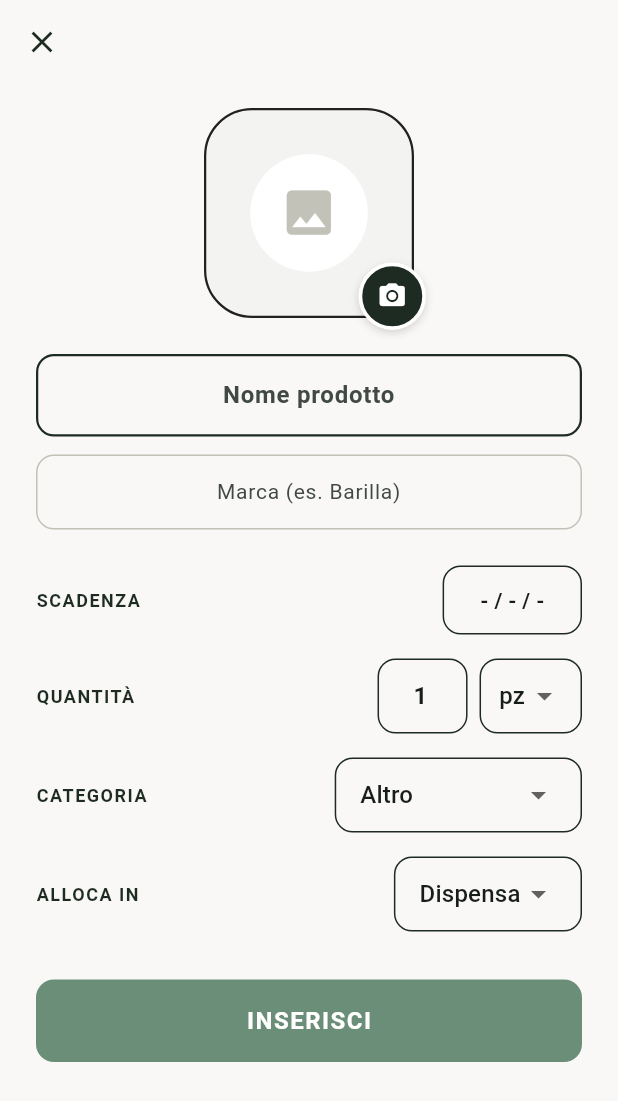
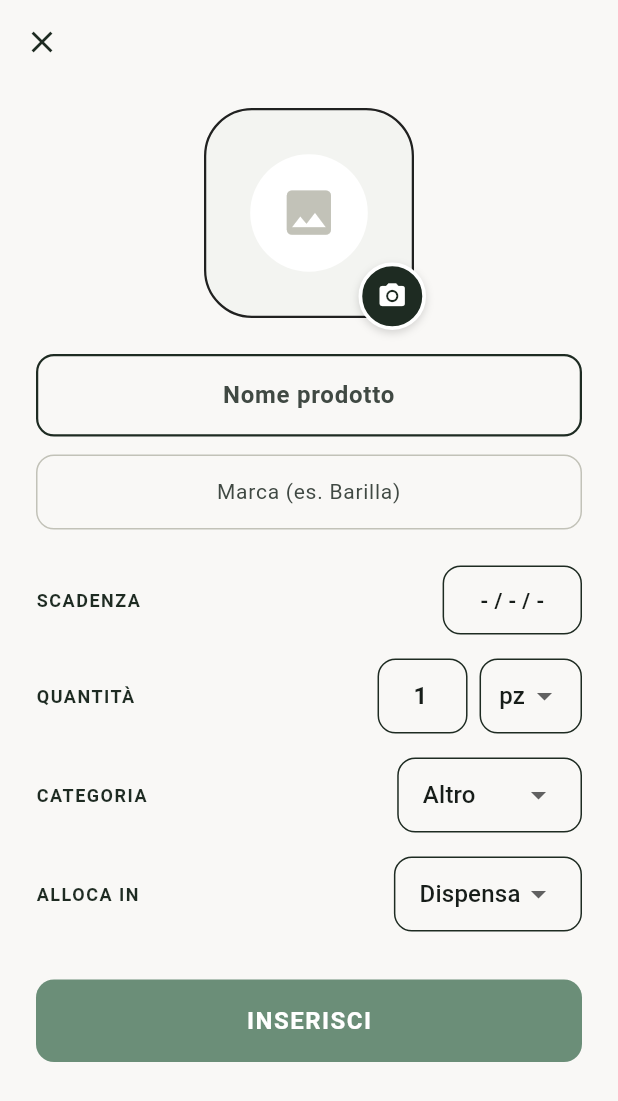
Before and after one commit to NadalMattia/mealbase, a Flutter app: the ProductFormScreen screen opened directly, after a tap on "INSERISCI", on a phone screen of 412 x 824 dp. Shown: the top 1101 px of the screen. Run offline on Flutter 3.47's test engine with Material 3 defaults, Android fonts, the phone set to English and light mode, and no system bars; our stand-ins replace dotted_border, flutter_local_notifications, hive, hive_flutter, image_picker, permission_handler and 1 more; missing offline and left inert: mobile_scanner, openfoodfacts; accounts and stored records are empty.

Commit message:
Sitemazione codice v3

```diff
--- a/lib/models/product_category.dart
+++ b/lib/models/product_category.dart
@@ -20,10 +20,11 @@
 /// perfettamente leggibili.
 enum ProductCategory {
   altro,
-  fruttaVerdura,
+  frutta,
+  verdura,
   latticini,
-  carnePesce,
-  dispensa,
+  carne,
+  pesce,
   bevande,
   surgelati,
 }
@@ -35,14 +36,16 @@ extension ProductCategoryLabel on ProductCategory {
     switch (this) {
       case ProductCategory.altro:
         return 'Altro';
-      case ProductCategory.fruttaVerdura:
-        return 'Frutta/Verdura';
+      case ProductCategory.frutta:
+        return 'Frutta';
+      case ProductCategory.verdura:
+        return 'Verdura';
       case ProductCategory.latticini:
         return 'Latticini';
-      case ProductCategory.carnePesce:
-        return 'Carne/Pesce';
-      case ProductCategory.dispensa:
-        return 'Dispensa';
+      case ProductCategory.carne:
+        return 'Carne';
+      case ProductCategory.pesce:
+        return 'Pesce';
       case ProductCategory.bevande:
         return 'Bevande';
       case ProductCategory.surgelati:
--- a/lib/screens/product_form_screen.dart
+++ b/lib/screens/product_form_screen.dart
@@ -1,14 +1,15 @@
-import 'dart:io';
 import 'package:flutter/material.dart';
 import 'package:provider/provider.dart';
 import 'package:uuid/uuid.dart';
 import '../models/product.dart';
 import '../models/product_category.dart';
+import '../models/shopping_item.dart';
 import '../providers/pantry_provider.dart';
 import '../providers/shopping_list_provider.dart';
 import '../providers/location_provider.dart';
 import '../theme/app_theme.dart';
 import '../widgets/product_image_picker.dart';
+import '../widgets/smart_image.dart';
 
 class ProductFormScreen extends StatefulWidget {
   final Product? existingProduct;
@@ -85,9 +86,19 @@ class _ProductFormScreenState extends State<ProductFormScreen> {
     super.dispose();
   }
 
+  /// Combina i suggerimenti di autocomplete presi dalla dispensa e dagli
+  /// articoli già "presi" nella lista della spesa.
+  ///
+  /// PRIMA: [shoppingItems] era tipizzato `List<dynamic>` e ogni accesso
+  /// ai campi (`item.nome`, `item.marca`, `item.imagePath`) era avvolto
+  /// in un try/catch silenzioso "per sicurezza". In realtà l'oggetto è
+  /// sempre un `ShoppingItem` (viene da `ShoppingListProvider.giaPreso`,
+  /// che ritorna `List<ShoppingItem>`): usare `dynamic` non aggiungeva
+  /// flessibilità reale, toglieva solo il controllo del compilatore e
+  /// nascondeva silenziosamente eventuali bug veri.
   List<Product> _getCombinedSuggestions(
       List<Product> pantryProducts,
-      List<dynamic> shoppingItems,
+      List<ShoppingItem> shoppingItems,
       String query,
       ) {
     final cleanQuery = query.trim().toLowerCase();
@@ -104,16 +115,10 @@ class _ProductFormScreenState extends State<ProductFormScreen> {
       }
     }
 
-    for (var item in shoppingItems) {
-      if (item == null) continue;
-
-      String nomeStr = '';
-      String? marcaStr;
-      String? img;
-
-      try { nomeStr = (item.nome ?? '').toString(); } catch (_) {}
-      try { marcaStr = item.marca?.toString(); } catch (_) {}
-      try { img = item.imagePath?.toString(); } catch (_) {}
+    for (final item in shoppingItems) {
+      final nomeStr = item.nome;
+      final marcaStr = item.marca;
+      final img = item.imagePath;
 
       if (nomeStr.trim().isEmpty) continue;
 
@@ -222,16 +227,19 @@ class _ProductFormScreenState extends State<ProductFormScreen> {
       );
       pantryProvider.addProduct(newProduct);
 
-      try {
+      // Se il prodotto appena salvato in dispensa era anche nel
+      // carrello della lista spesa (es. scansionato e comprato), lo
+      // rimuoviamo automaticamente da lì. ShoppingListProvider è sempre
+      // disponibile (registrato in main.dart), quindi non serve un
+      // try/catch difensivo attorno a context.read qui.
       final shoppingProvider = context.read<ShoppingListProvider>();
       final cartItems = shoppingProvider.giaPreso;
-        for (var item in cartItems) {
-          if (item.nome.toString().trim().toLowerCase() == nomeInserito.toLowerCase()) {
+      for (final item in cartItems) {
+        if (item.nome.trim().toLowerCase() == nomeInserito.toLowerCase()) {
           shoppingProvider.deleteItem(item.id);
           break;
         }
       }
-      } catch (_) {}
     }
 
     Navigator.pop(context, true);
@@ -247,11 +255,12 @@ class _ProductFormScreenState extends State<ProductFormScreen> {
     final locationProvider = context.watch<LocationProvider>();
     final pantryProducts = context.watch<PantryProvider>().products;
 
-    List<dynamic> shoppingItems = [];
-    try {
-      final shoppingProvider = context.watch<ShoppingListProvider>();
-      shoppingItems = shoppingProvider.giaPreso;
-    } catch (_) {}
+    // ShoppingListProvider è sempre disponibile: è registrato nel
+    // MultiProvider di main.dart insieme a tutti gli altri provider
+    // dell'app, quindi non serve avvolgere questa lettura in un
+    // try/catch difensivo (che in precedenza nascondeva silenziosamente
+    // anche eventuali errori reali).
+    final shoppingItems = context.watch<ShoppingListProvider>().giaPreso;
 
     final isEditing = widget.existingProduct != null;
     final suggestions = isEditing
@@ -498,42 +507,29 @@ class _ProductFormScreenState extends State<ProductFormScreen> {
     );
   }
 
+  /// Thumbnail per un suggerimento di autocomplete.
+  ///
+  /// Prima duplicava (con dimensioni fisse 42x42) la stessa logica
+  /// locale/remoto già vista in `ProductImagePicker`, `ProductCard` e
+  /// `house_list_screen.dart` — la quarta copia della stessa cosa. Ora usa
+  /// `SmartImage` come tutte le altre.
   Widget _buildThumbnail(String? path) {
-    if (path == null || path.trim().isEmpty) {
-      return Container(
+    return ClipRRect(
+      borderRadius: BorderRadius.circular(AppRadius.md),
+      child: SizedBox(
         width: 42,
         height: 42,
-        decoration: BoxDecoration(color: AppColors.grey200, borderRadius: BorderRadius.circular(AppRadius.md)),
+        child: SmartImage(
+          path: path,
+          fit: BoxFit.cover,
+          placeholderBuilder: (_) => Container(
+            color: AppColors.grey200,
             child: const Icon(Icons.image, color: AppColors.grey400, size: 22),
-      );
-    }
-
-    final isNetwork = path.startsWith('http://') || path.startsWith('https://');
-    return ClipRRect(
-      borderRadius: BorderRadius.circular(AppRadius.md),
-      child: isNetwork
-          ? Image.network(
-        path,
-        width: 42,
-        height: 42,
-        fit: BoxFit.cover,
-        errorBuilder: (_, __, ___) => Container(
-          width: 42,
-          height: 42,
+          ),
+          errorBuilder: (_) => Container(
             color: AppColors.grey200,
             child: const Icon(Icons.broken_image, color: AppColors.grey400, size: 20),
           ),
-      )
-          : Image.file(
-        File(path),
-        width: 42,
-        height: 42,
-        fit: BoxFit.cover,
-        errorBuilder: (_, __, ___) => Container(
-          width: 42,
-          height: 42,
-          color: AppColors.grey200,
-          child: const Icon(Icons.broken_image, color: AppColors.grey400, size: 20),
         ),
       ),
     );
--- a/lib/widgets/product_image_picker.dart
+++ b/lib/widgets/product_image_picker.dart
@@ -1,8 +1,8 @@
-import 'dart:io';
 import 'package:flutter/material.dart';
 import 'package:image_picker/image_picker.dart';
 import '../services/image_storage_service.dart';
 import '../theme/app_theme.dart';
+import 'smart_image.dart';
 
 /// Avatar circolare con badge fotocamera per aggiungere/cambiare la foto
 /// di un prodotto.
@@ -28,8 +28,6 @@ class ProductImagePicker extends StatelessWidget {
     required this.onImagePicked,
     this.size = 140,
   });
-
-  bool get _isRemote => imagePath != null && imagePath!.startsWith('http');
 
   Future<void> _showPickerSheet(BuildContext context) async {
     final source = await showModalBottomSheet<ImageSource>(
@@ -140,32 +138,11 @@ class ProductImagePicker extends StatelessWidget {
   }
 
   Widget _buildImage() {
-    if (imagePath == null || imagePath!.isEmpty) {
-      return _placeholder();
-    }
-
-    if (_isRemote) {
-      return Image.network(
-        imagePath!,
-        fit: BoxFit.cover,
-        loadingBuilder: (context, child, progress) {
-          if (progress == null) return child;
-          return const Center(
-            child: SizedBox(
-              width: 24,
-              height: 24,
-              child: CircularProgressIndicator(strokeWidth: 2),
-            ),
-          );
-        },
-        errorBuilder: (context, error, stackTrace) => _placeholder(),
-      );
-    }
-
-    return Image.file(
-      File(imagePath!),
+    return SmartImage(
+      path: imagePath,
       fit: BoxFit.cover,
-      errorBuilder: (context, error, stackTrace) => _placeholder(),
+      showNetworkLoadingIndicator: true,
+      placeholderBuilder: (_) => _placeholder(),
     );
   }
 
--- /dev/null
+++ b/lib/widgets/smart_image.dart
@@ -0,0 +1,103 @@
+import 'dart:io';
+import 'package:flutter/material.dart';
+
+/// Mostra un'immagine che può essere:
+/// - un path di file locale (foto scattata/scelta dall'utente,
+///   eventualmente resa persistente da `ImageStorageService`);
+/// - un URL remoto (foto di Open Food Facts trovata scansionando un
+///   barcode, che inizia sempre con "http");
+/// - assente (path nullo/vuoto).
+///
+/// PRIMA: questa stessa distinzione ("il path inizia con http?") e i
+/// relativi `Image.network`/`Image.file` con gestione errori erano
+/// duplicati, con leggere variazioni, in tre punti diversi:
+/// `ProductImagePicker._buildImage()`, `ProductCard._buildImage()` e
+/// `house_list_screen.dart` (`_buildHouseImage`, che tra l'altro usava
+/// `File(...).existsSync()` — una chiamata sincrona al filesystem dentro
+/// `build()`, non ideale). Tre implementazioni della stessa logica
+/// significavano tre punti da tenere allineati se in futuro si voleva
+/// cambiare comportamento (es. aggiungere caching, un loader, ecc.).
+///
+/// ORA: un solo widget centralizza "che tipo di path è" e come mostrarlo.
+/// Ogni chiamante resta libero di personalizzare l'aspetto del
+/// placeholder/errore passando [placeholderBuilder], così l'aspetto
+/// visivo di ogni schermata resta invariato rispetto a prima.
+class SmartImage extends StatelessWidget {
+  /// Path locale o URL remoto dell'immagine. Se nullo/vuoto viene
+  /// mostrato direttamente il placeholder.
+  final String? path;
+
+  /// Come adattare l'immagine nello spazio disponibile.
+  final BoxFit fit;
+
+  /// Costruisce il widget da mostrare quando non c'è un'immagine (path
+  /// nullo/vuoto).
+  final WidgetBuilder placeholderBuilder;
+
+  /// Costruisce il widget da mostrare quando il caricamento fallisce
+  /// (file mancante, URL non raggiungibile, ecc.). Se non specificato,
+  /// viene riusato [placeholderBuilder]: molti chiamanti non hanno
+  /// bisogno di distinguere i due casi.
+  final WidgetBuilder? errorBuilder;
+
+  /// Se true, mostra un piccolo indicatore di caricamento centrale mentre
+  /// un'immagine remota sta scaricando (utile per gli avatar dove
+  /// l'attesa è più visibile; non necessario nelle griglie di card dove
+  /// le immagini sono più piccole e numerose).
+  final bool showNetworkLoadingIndicator;
+
+  const SmartImage({
+    super.key,
+    required this.path,
+    required this.placeholderBuilder,
+    this.errorBuilder,
+    this.fit = BoxFit.cover,
+    this.showNetworkLoadingIndicator = false,
+  });
+
+  /// true se [path] è un URL remoto (Open Food Facts) invece che un file
+  /// locale sul device.
+  static bool isRemote(String? path) =>
+      path != null && (path.startsWith('http://') || path.startsWith('https://'));
+
+  @override
+  Widget build(BuildContext context) {
+    if (path == null || path!.trim().isEmpty) {
+      return placeholderBuilder(context);
+    }
+
+    final onError = errorBuilder ?? placeholderBuilder;
+
+    if (isRemote(path)) {
+      return Image.network(
+        path!,
+        fit: fit,
+        loadingBuilder: !showNetworkLoadingIndicator
+            ? null
+            : (context, child, progress) {
+                if (progress == null) return child;
+                return const Center(
+                  child: SizedBox(
+                    width: 24,
+                    height: 24,
+                    child: CircularProgressIndicator(strokeWidth: 2),
+                  ),
+                );
+              },
+        errorBuilder: (context, error, stackTrace) => onError(context),
+      );
+    }
+
+    // File locale: usiamo errorBuilder invece di controllare
+    // `File(path).existsSync()` prima di costruire il widget. Un controllo
+    // sincrono sul filesystem dentro build() (come faceva in precedenza
+    // house_list_screen.dart) può causare micro-scatti sulla UI; lasciare
+    // che sia Image.file a segnalare l'errore è sia più corretto che più
+    // performante.
+    return Image.file(
+      File(path!),
+      fit: fit,
+      errorBuilder: (context, error, stackTrace) => onError(context),
+    );
+  }
+}
```
Also changed, not shown: lib/screens/house_list_screen.dart (+7 -7 lines), lib/screens/scanner_screen.dart (+19 -11 lines), lib/screens/shopping_scanner_screen.dart (+37 -1 lines), lib/services/barcode_service.dart (+40 -3 lines), lib/services/notification_service.dart (+43 -2 lines), lib/widgets/product_card.dart (+8 -22 lines). Lines whose indentation alone changed are shown as unchanged.
